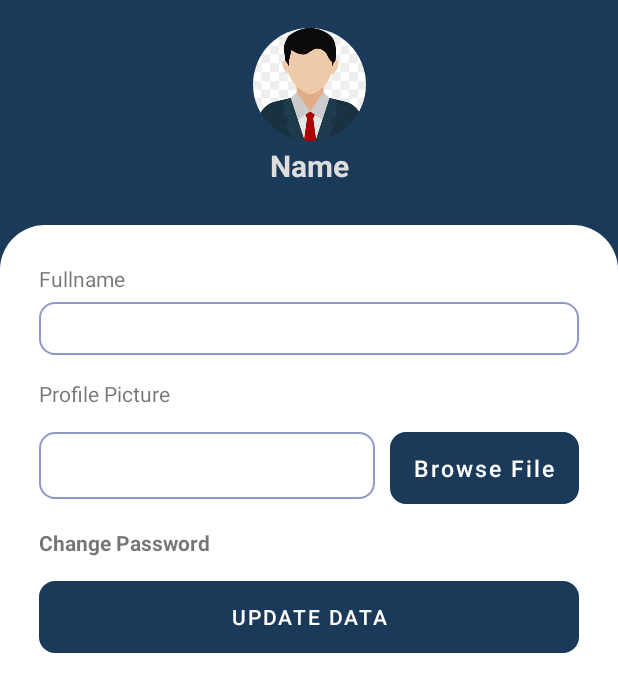
After one commit to gentaprima/stegano-app, an Android app: the ProfileActivity screen opened directly, with no data from a screen before it, on a phone screen of 412 x 824 dp. The commit adds this screen. Shown: the top 692 px of the screen. Run offline under Robolectric (Android 15) with nearby library versions, the phone set to English and light mode, and no system bars; our stand-ins replace CircleImageView.

Commit message:
update profile and extraction

```diff
--- a/app/src/main/java/com/example/steganoapp/network/api/ApiClient.java
+++ b/app/src/main/java/com/example/steganoapp/network/api/ApiClient.java
@@ -8,7 +8,7 @@ public class ApiClient {
 
     public  static  Retrofit getClient(){
         if(retrofit == null){
-            retrofit = new Retrofit.Builder().baseUrl("http://192.168.0.5/steganografi/")
+            retrofit = new Retrofit.Builder().baseUrl("http://192.168.100.14/steganografi-api/")
                     .addConverterFactory(GsonConverterFactory.create())
                     .build();
         }
--- /dev/null
+++ b/app/src/main/java/com/example/steganoapp/ui/users/ProfileActivity.java
@@ -0,0 +1,46 @@
+package com.example.steganoapp.ui.users;
+
+import androidx.appcompat.app.AppCompatActivity;
+
+import android.os.Bundle;
+import android.view.View;
+import android.widget.LinearLayout;
+import android.widget.TextView;
+
+import com.example.steganoapp.R;
+
+public class ProfileActivity extends AppCompatActivity implements View.OnClickListener {
+
+    LinearLayout formProfile,formPassword;
+    TextView changePassword,changeProfile;
+    @Override
+    protected void onCreate(Bundle savedInstanceState) {
+        super.onCreate(savedInstanceState);
+        setContentView(R.layout.activity_profile);
+        formProfile =  findViewById(R.id.form_profile);
+        formPassword = findViewById(R.id.form_password);
+        changePassword= findViewById(R.id.change_password);
+        changeProfile= findViewById(R.id.change_profile);
+
+        changePassword.setOnClickListener(this);
+        changeProfile.setOnClickListener(this);
+
+    }
+
+    @Override
+    public void onClick(View v) {
+        switch (v.getId()){
+            case R.id.change_password:
+                formProfile.setVisibility(View.GONE);
+                formPassword.setVisibility(View.VISIBLE);
+                break;
+
+            case R.id.change_profile:
+                formProfile.setVisibility(View.VISIBLE);
+                formPassword.setVisibility(View.GONE);
+                break;
+
+            default:
+        }
+    }
+}
--- a/app/src/main/res/layout/activity_home.xml
+++ b/app/src/main/res/layout/activity_home.xml
@@ -117,6 +117,7 @@
 
             <androidx.cardview.widget.CardView
                 android:layout_marginTop="@dimen/margin_default"
+                android:id="@+id/cardExtraction"
                 android:layout_width="match_parent"
                 android:layout_height="100dp"
                 app:cardBackgroundColor="@color/colorPrimary"
--- a/app/src/main/res/layout/activity_main.xml
+++ b/app/src/main/res/layout/activity_main.xml
@@ -4,7 +4,6 @@
     xmlns:tools="http://schemas.android.com/tools"
     android:layout_width="match_parent"
     android:layout_height="match_parent"
-    android:orientation="vertical"
     tools:context=".ui.users.LoginActivity"
     android:background="#1B3A59">
 
--- /dev/null
+++ b/app/src/main/res/layout/activity_profile.xml
@@ -0,0 +1,209 @@
+<?xml version="1.0" encoding="utf-8"?>
+<androidx.constraintlayout.widget.ConstraintLayout xmlns:android="http://schemas.android.com/apk/res/android"
+    xmlns:app="http://schemas.android.com/apk/res-auto"
+    xmlns:tools="http://schemas.android.com/tools"
+    android:layout_width="match_parent"
+    android:layout_height="match_parent"
+    tools:context=".ui.HomeActivity"
+    android:background="@color/colorPrimary"
+    >
+
+    <androidx.constraintlayout.widget.ConstraintLayout
+        android:id="@+id/constraintLayout"
+        android:layout_width="match_parent"
+        android:layout_height="150dp"
+        android:background="@color/colorPrimary"
+        app:layout_constraintEnd_toEndOf="parent"
+        app:layout_constraintStart_toStartOf="parent"
+        app:layout_constraintTop_toTopOf="parent">
+
+
+        <TextView
+            android:textStyle="bold"
+            android:layout_marginBottom="@dimen/margin_default"
+            android:id="@+id/tv_name"
+            android:layout_width="wrap_content"
+            android:layout_height="wrap_content"
+            android:text="Name"
+            android:textSize="20sp"
+            android:textColor="#ddd"
+            app:layout_constraintBottom_toBottomOf="parent"
+            app:layout_constraintEnd_toEndOf="parent"
+            app:layout_constraintStart_toStartOf="parent"
+            tools:ignore="HardcodedText,RtlCompat" />
+
+        <de.hdodenhof.circleimageview.CircleImageView
+            android:id="@+id/iv_profile"
+            android:layout_width="75dp"
+            android:layout_height="75dp"
+            android:src="@drawable/user"
+            android:layout_marginTop="@dimen/margin_activity_small"
+            app:layout_constraintBottom_toTopOf="@+id/tv_name"
+            app:layout_constraintEnd_toEndOf="parent"
+            app:layout_constraintStart_toStartOf="parent"
+            app:layout_constraintTop_toTopOf="parent"
+            tools:ignore="RtlCompat" />
+
+    </androidx.constraintlayout.widget.ConstraintLayout>
+
+    <androidx.constraintlayout.widget.ConstraintLayout
+        android:layout_width="match_parent"
+        android:layout_height="0dp"
+        android:background="@drawable/bg_home"
+        app:layout_constraintBottom_toBottomOf="parent"
+        app:layout_constraintEnd_toEndOf="parent"
+        app:layout_constraintStart_toStartOf="parent"
+        app:layout_constraintTop_toBottomOf="@+id/constraintLayout">
+
+        <LinearLayout
+            android:id="@+id/form_profile"
+            android:layout_width="match_parent"
+            android:layout_height="match_parent"
+            android:layout_marginTop="@dimen/margin_default"
+            android:layout_marginEnd="@dimen/margin_default"
+            android:layout_marginStart="@dimen/margin_default"
+            android:orientation="vertical"
+            >
+
+            <TextView
+                android:layout_width="wrap_content"
+                android:layout_height="wrap_content"
+                android:text="@string/fullname"
+                />
+            <com.google.android.material.textfield.TextInputEditText
+                android:layout_width="match_parent"
+                android:layout_height="35dp"
+                android:background="@drawable/border_input"
+                android:layout_marginTop="6dp"
+                />
+            <TextView
+                android:layout_marginTop="@dimen/margin_activity_small"
+                android:layout_width="wrap_content"
+                android:layout_height="wrap_content"
+                android:text="Profile Picture"
+                tools:ignore="HardcodedText" />
+            <androidx.constraintlayout.widget.ConstraintLayout
+                android:layout_width="match_parent"
+                android:layout_height="wrap_content"
+                android:layout_marginTop="@dimen/margin_activity_small">
+                <com.google.android.material.textfield.TextInputEditText
+                    android:id="@+id/file_name"
+                    android:layout_width="0dp"
+                    android:layout_height="wrap_content"
+                    android:layout_marginEnd="10dp"
+                    android:layout_marginRight="10dp"
+                    android:background="@drawable/border_input"
+                    android:enabled="false"
+                    android:padding="10dp"
+                    app:layout_constraintEnd_toStartOf="@+id/browse_file"
+                    app:layout_constraintStart_toStartOf="parent"
+                    app:layout_constraintTop_toTopOf="parent"
+                    tools:ignore="RtlSymmetry" />
+
+                <com.google.android.material.button.MaterialButton
+                    android:id="@+id/browse_file"
+                    android:layout_width="wrap_content"
+                    android:background="@drawable/border_input"
+                    android:layout_height="wrap_content"
+                    android:text="@string/browse_file"
+                    android:textAllCaps="false"
+                    android:textSize="15sp"
+                    app:layout_constraintEnd_toEndOf="parent"
+                    app:layout_constraintTop_toTopOf="@+id/file_name" />
+
+
+            </androidx.constraintlayout.widget.ConstraintLayout>
+            <TextView
+                android:layout_width="wrap_content"
+                android:layout_height="wrap_content"
+                android:text="Change Password"
+                tools:ignore="HardcodedText"
+                android:layout_marginTop="@dimen/margin_activity_small"
+                android:textStyle="bold"
+                android:id="@+id/change_password"
+                />
+
+            <com.google.android.material.button.MaterialButton
+                android:layout_width="match_parent"
+                android:layout_marginTop="@dimen/margin_activity_small"
+                android:layout_height="wrap_content"
+                android:id="@+id/btn_submit"
+                android:text="Update Data"
+                android:background="@drawable/border_input"
+                />
+
+
+        </LinearLayout>
+        <LinearLayout
+            android:layout_width="match_parent"
+            android:layout_height="match_parent"
+            android:orientation="vertical"
+            android:layout_marginTop="@dimen/margin_default"
+            android:layout_marginEnd="@dimen/margin_default"
+            android:layout_marginStart="@dimen/margin_default"
+            android:id="@+id/form_password"
+            android:visibility="gone"
+            >
+            <TextView
+                android:layout_width="wrap_content"
+                android:layout_height="wrap_content"
+                android:text="Old Password"
+                tools:ignore="HardcodedText" />
+            <com.google.android.material.textfield.TextInputEditText
+                android:layout_width="match_parent"
+                android:layout_height="35dp"
+                android:background="@drawable/border_input"
+                android:layout_marginTop="6dp"
+                />
+            <LinearLayout
+                android:layout_width="match_parent"
+                android:layout_height="1dp"
+                android:background="@color/colorPrimary"
+                android:layout_marginTop="@dimen/margin_activity_small"
+                />
+            <TextView
+                android:layout_marginTop="@dimen/margin_activity_small"
+                android:layout_width="wrap_content"
+                android:layout_height="wrap_content"
+                android:text="New Password"
+                tools:ignore="HardcodedText" />
+            <com.google.android.material.textfield.TextInputEditText
+                android:layout_width="match_parent"
+                android:layout_height="35dp"
+                android:background="@drawable/border_input"
+                android:layout_marginTop="6dp"
+                />
+
+            <TextView
+                android:layout_width="wrap_content"
+                android:layout_height="wrap_content"
+                android:layout_marginTop="@dimen/margin_activity_small"
+                android:text="Confirm Password"
+                tools:ignore="HardcodedText" />
+
+            <com.google.android.material.textfield.TextInputEditText
+                android:layout_width="match_parent"
+                android:layout_height="35dp"
+                android:layout_marginTop="6dp"
+                android:background="@drawable/border_input" />
+            <TextView
+                android:layout_width="wrap_content"
+                android:layout_height="wrap_content"
+                android:text="Change Profile"
+                android:layout_marginTop="@dimen/margin_activity_small"
+                tools:ignore="HardcodedText"
+                android:textStyle="bold"
+                android:id="@+id/change_profile"
+                />
+            <com.google.android.material.button.MaterialButton
+                android:layout_width="match_parent"
+                android:layout_height="wrap_content"
+                android:background="@drawable/border_input"
+                android:text="Update Data"
+                android:layout_marginTop="@dimen/margin_activity_small"
+                tools:ignore="HardcodedText" />
+        </LinearLayout>
+
+    </androidx.constraintlayout.widget.ConstraintLayout>
+
+</androidx.constraintlayout.widget.ConstraintLayout>
--- a/app/src/main/res/values/strings.xml
+++ b/app/src/main/res/values/strings.xml
@@ -14,4 +14,6 @@
     <string name="confirm_password">Confirm \n Password</string>
     <string name="hide">Hide</string>
     <string name="cancel">Cancel</string>
+    <string name="read_file">Read File</string>
+    <string name="fullname">Fullname</string>
 </resources>
--- a/app/src/main/res/xml/network_config.xml
+++ b/app/src/main/res/xml/network_config.xml
@@ -1,6 +1,6 @@
 <?xml version="1.0" encoding="utf-8"?>
 <network-security-config>
     <domain-config cleartextTrafficPermitted="true">
-        <domain includeSubdomains="true">192.168.0.5</domain>
+        <domain includeSubdomains="true">192.168.100.14</domain>
     </domain-config>
 </network-security-config>
```
Also changed, not shown: app/src/main/AndroidManifest.xml (+18 -15 lines), app/src/main/java/com/example/steganoapp/ui/ExtractionActivity.java (added, +51 -0 lines), app/src/main/java/com/example/steganoapp/ui/HomeActivity.java (+13 -1 lines), app/src/main/java/com/example/steganoapp/ui/component/TabViewPageExtraction.java (added, +58 -0 lines), app/src/main/java/com/example/steganoapp/ui/fragment/ExtractionFrag.java (added, +62 -0 lines), app/src/main/java/com/example/steganoapp/ui/fragment/HistoryExtractionFrag.java (added, +66 -0 lines), app/src/main/res/layout/activity_extraction.xml (added, +25 -0 lines), app/src/main/res/layout/fragment_extraction.xml (added, +93 -0 lines), app/src/main/res/layout/fragment_history_extraction.xml (added, +14 -0 lines).
